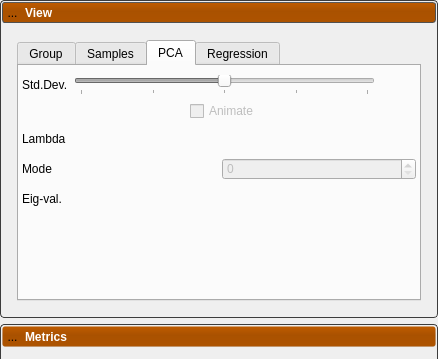
Qt form Studio/src/Application/Analysis/AnalysisTool.ui (SCIInstitute/ShapeWorks) before a commit; both pictures show x 0 to 438 and y 0 to 359 of the 438 by 1219 pixel window.
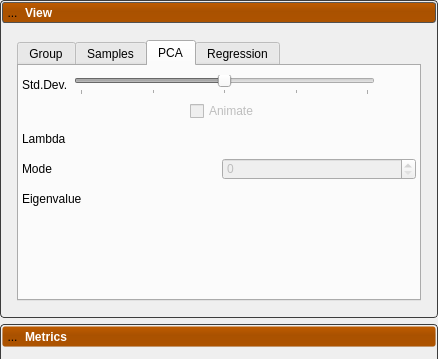
The same form after that commit. Icons and pictures are not drawn. Custom widgets are drawn as their Qt base class.

Commit message: Rename to "Eigenvalue" now that we have room.

The edit to the form file:
```diff
--- a/Studio/src/Application/Analysis/AnalysisTool.ui
+++ b/Studio/src/Application/Analysis/AnalysisTool.ui
@@ -985,7 +985,7 @@
                         </size>
                        </property>
                        <property name="text">
-                        <string>Eig-val.</string>
+                        <string>Eigenvalue</string>
                        </property>
                       </widget>
                      </item>
```
